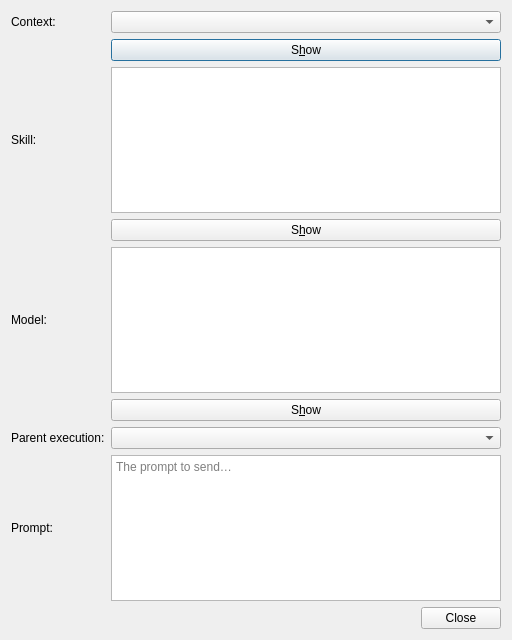
boucaron/ACTA_Gamma, file acta_gamma/ui/executionCreateDialog.ui: the form before one commit.
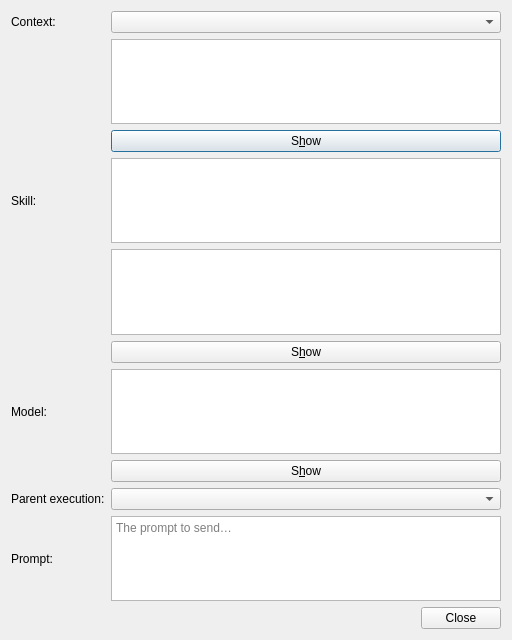
The form after the commit.

Commit message: acta_gamma: inline previews (context content, skill prompt) above Show buttons (H3 / UR #18)

What changed in the file:
```diff
--- a/acta_gamma/ui/executionCreateDialog.ui
+++ b/acta_gamma/ui/executionCreateDialog.ui
@@ -35,28 +35,28 @@
        </property>
       </widget>
      </item>
-     <item row="2" column="0">
+     <item row="3" column="0">
       <widget class="QLabel" name="label_2">
        <property name="text">
         <string>Skill:</string>
        </property>
       </widget>
      </item>
-     <item row="4" column="0">
+     <item row="6" column="0">
       <widget class="QLabel" name="label_3">
        <property name="text">
         <string>Model:</string>
        </property>
       </widget>
      </item>
-     <item row="6" column="0">
+     <item row="8" column="0">
       <widget class="QLabel" name="label_4">
        <property name="text">
         <string>Parent execution:</string>
        </property>
       </widget>
      </item>
-     <item row="7" column="0">
+     <item row="9" column="0">
       <widget class="QLabel" name="label_5">
        <property name="text">
         <string>Prompt:</string>
@@ -71,6 +71,19 @@
       </widget>
      </item>
      <item row="1" column="1">
+      <widget class="QTextEdit" name="contextDataPreviewTextEdit">
+       <property name="readOnly">
+        <bool>true</bool>
+       </property>
+       <property name="fixedHeight">
+        <number>60</number>
+       </property>
+       <property name="toolTip">
+        <string>Data (content) of the selected context — read-only preview; the full context via Show</string>
+       </property>
+      </widget>
+     </item>
+     <item row="2" column="1">
       <widget class="QPushButton" name="showContextButton">
        <property name="text">
         <string>S&amp;how</string>
@@ -80,7 +93,7 @@
        </property>
       </widget>
      </item>
-     <item row="2" column="1">
+     <item row="3" column="1">
       <widget class="QTreeWidget" name="skillTreeWidget">
        <property name="columnCount">
         <number>1</number>
@@ -96,7 +109,20 @@
        </property>
       </widget>
      </item>
-     <item row="3" column="1">
+     <item row="4" column="1">
+      <widget class="QTextEdit" name="skillPromptPreviewTextEdit">
+       <property name="readOnly">
+        <bool>true</bool>
+       </property>
+       <property name="fixedHeight">
+        <number>60</number>
+       </property>
+       <property name="toolTip">
+        <string>Prompt of the selected skill revision — read-only preview; the full skill via Show</string>
+       </property>
+      </widget>
+     </item>
+     <item row="5" column="1">
       <widget class="QPushButton" name="showSkillButton">
        <property name="text">
         <string>S&amp;how</string>
@@ -106,7 +132,7 @@
        </property>
       </widget>
      </item>
-     <item row="4" column="1">
+     <item row="6" column="1">
       <widget class="QTreeWidget" name="modelTreeWidget">
        <property name="columnCount">
         <number>1</number>
@@ -122,7 +148,7 @@
        </property>
       </widget>
      </item>
-     <item row="5" column="1">
+     <item row="7" column="1">
       <widget class="QPushButton" name="showModelButton">
        <property name="text">
         <string>S&amp;how</string>
@@ -132,14 +158,14 @@
        </property>
       </widget>
      </item>
-     <item row="6" column="1">
+     <item row="8" column="1">
       <widget class="QComboBox" name="parentExecutionComboBox">
        <property name="toolTip">
         <string>Optional: an execution this one chains from ("— none —" = root execution)</string>
        </property>
       </widget>
      </item>
-     <item row="7" column="1">
+     <item row="9" column="1">
       <widget class="QTextEdit" name="promptTextEdit">
        <property name="placeholderText">
         <string>The prompt to send…</string>
```
The commit also changes 2 other files.
